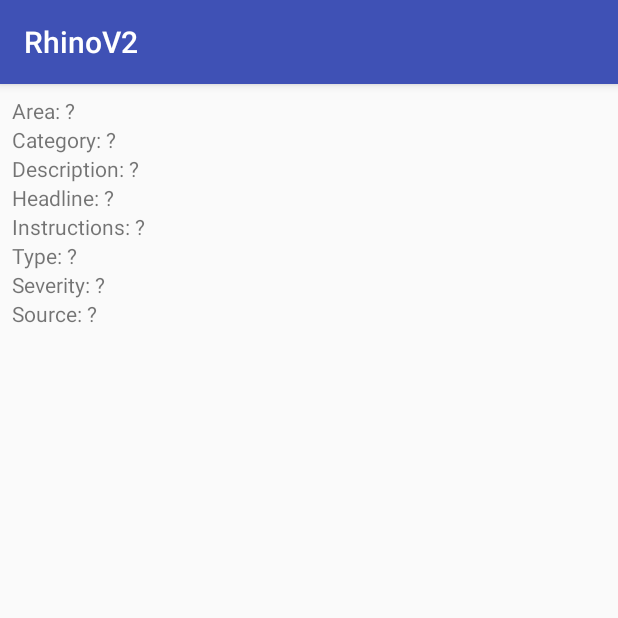
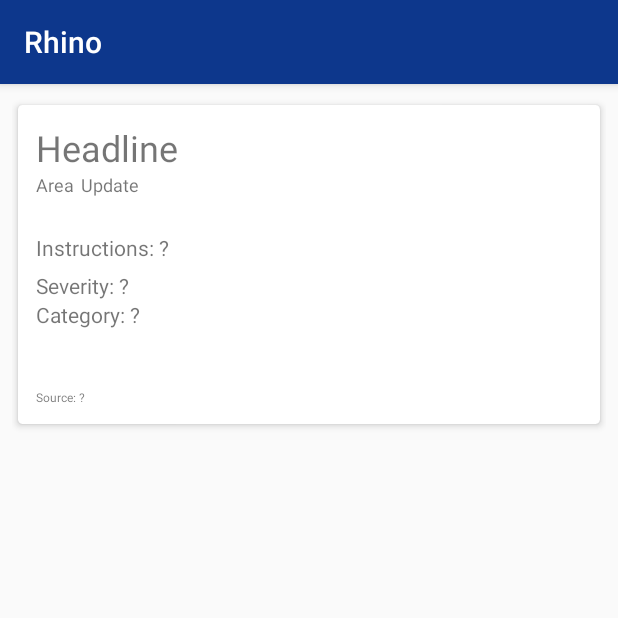
Before and after one commit to chrisonntag/rhino, an Android app: the DetailActivity screen opened directly, with no data from a screen before it, on a phone screen of 412 x 824 dp, the top half of it. Run offline under Robolectric (Android 15) with nearby library versions, the phone set to English and light mode, and no system bars; 2 statements that could not run were skipped.

Commit message:
Design activity_detail

```diff
--- a/app/build.gradle
+++ b/app/build.gradle
@@ -33,4 +33,6 @@ dependencies {
     compile 'com.squareup.retrofit2:converter-gson:2.0.0'
     provided "org.projectlombok:lombok:1.16.18"
     testCompile 'junit:junit:4.12'
+    compile 'com.android.support:cardview-v7:25.3.1'
+    compile 'com.android.support:design:25.3.1'
 }
--- a/app/src/main/res/layout/activity_detail.xml
+++ b/app/src/main/res/layout/activity_detail.xml
@@ -27,52 +27,84 @@
             app:layout_constraintHorizontal_bias="0.0"
             app:layout_constraintVertical_bias="1.0">
 
+        <android.support.v7.widget.CardView
+                android:layout_width="match_parent"
+                android:layout_height="wrap_content"
+                app:contentPadding="12dp" app:cardCornerRadius="3dp" app:cardElevation="3dp"
+                app:cardUseCompatPadding="true">
+            <LinearLayout
+                    android:orientation="vertical"
+                    android:layout_width="match_parent"
+                    android:layout_height="match_parent">
+                <TextView
+                        android:id="@+id/textViewHeadline"
+                        android:layout_width="match_parent"
+                        android:layout_height="wrap_content"
+                        android:text="Headline" android:textSize="24sp" android:typeface="normal"/>
+                <LinearLayout
+                        android:orientation="horizontal"
+                        android:layout_width="match_parent"
+                        android:layout_height="match_parent" android:layout_marginBottom="10dp">
                     <TextView
                             android:id="@+id/textViewArea"
+                            android:layout_width="wrap_content"
+                            android:layout_height="wrap_content"
+                            android:elevation="24dp" android:text="Area" android:textSize="12sp"
+                    />
+                    <TextView
+                            android:text=", "
+                            android:layout_width="wrap_content"
+                            android:layout_height="wrap_content" android:id="@+id/textkomma" android:layout_weight="1"
+                            android:textSize="12sp" android:layout_marginLeft="1dp"/>
+                    <TextView
+                            android:id="@+id/textViewType"
                             android:layout_width="match_parent"
                             android:layout_height="wrap_content"
-            android:text="Area: ?" />
-
+                            android:layout_weight="1" android:textSize="12sp" android:text="Update"
+                            android:layout_marginLeft="3dp"/>
+                </LinearLayout>
+                <LinearLayout
+                        android:orientation="vertical"
+                        android:layout_width="match_parent"
+                        android:layout_height="match_parent">
+                    <TextView
+                            android:id="@+id/textViewInstr"
+                            android:layout_width="match_parent"
+                            android:layout_height="wrap_content"
+                            android:text="Instructions: ?" android:layout_marginBottom="6dp"/>
+                </LinearLayout>
+                <LinearLayout
+                        android:orientation="vertical"
+                        android:layout_width="match_parent"
+                        android:layout_height="match_parent">
+                    <TextView
+                            android:id="@+id/textViewSeverity"
+                            android:layout_width="match_parent"
+                            android:layout_height="wrap_content"
+                            android:text="Severity: ?"/>
+                </LinearLayout>
+                <LinearLayout
+                        android:orientation="vertical"
+                        android:layout_width="match_parent"
+                        android:layout_height="match_parent">
                     <TextView
                             android:id="@+id/textViewCategory"
                             android:layout_width="match_parent"
                             android:layout_height="wrap_content"
-            android:text="Category: ?" />
-
-        <TextView
-            android:id="@+id/textViewDesc"
+                            android:text="Category: ?"/>
+                </LinearLayout>
+                <LinearLayout
+                        android:orientation="vertical"
                         android:layout_width="match_parent"
-            android:layout_height="wrap_content"
-            android:text="Description: ?" />
-
-        <TextView
-            android:id="@+id/textViewHeadline"
-            android:layout_width="match_parent"
-            android:layout_height="wrap_content"
-            android:text="Headline: ?" />
-
-        <TextView
-            android:id="@+id/textViewInstr"
-            android:layout_width="match_parent"
-            android:layout_height="wrap_content"
-            android:text="Instructions: ?" />
-
-        <TextView
-            android:id="@+id/textViewType"
-            android:layout_width="match_parent"
-            android:layout_height="wrap_content"
-            android:text="Type: ?" />
-
-        <TextView
-            android:id="@+id/textViewSeverity"
-            android:layout_width="match_parent"
-            android:layout_height="wrap_content"
-            android:text="Severity: ?" />
-
+                        android:layout_height="match_parent">
                     <TextView
                             android:id="@+id/textViewSource"
                             android:layout_width="match_parent"
                             android:layout_height="wrap_content"
-            android:text="Source: ?" />
+                            android:text="Source: ?" android:layout_marginTop="40dp" android:textSize="8sp"/>
+                </LinearLayout>
+            </LinearLayout>
+        </android.support.v7.widget.CardView>
+
     </LinearLayout>
 </android.support.constraint.ConstraintLayout>
--- a/app/src/main/res/values/colors.xml
+++ b/app/src/main/res/values/colors.xml
@@ -1,6 +1,6 @@
 <?xml version="1.0" encoding="utf-8"?>
 <resources>
-    <color name="colorPrimary">#3F51B5</color>
-    <color name="colorPrimaryDark">#303F9F</color>
-    <color name="colorAccent">#FF4081</color>
+    <color name="colorPrimary">#0d378c</color>
+    <color name="colorPrimaryDark">#303f9f</color>
+    <color name="colorAccent">#09c64f</color>
 </resources>
--- a/app/src/main/res/values/strings.xml
+++ b/app/src/main/res/values/strings.xml
@@ -1,3 +1,4 @@
 <resources>
-    <string name="app_name">RhinoV2</string>
+    <string name="app_name">Rhino</string>
+    <string name="detail_area">Area</string>
 </resources>
```
Also changed, not shown: app/src/main/res/drawable-hdpi-v11/ic_stat_name.png (added), app/src/main/res/drawable-hdpi-v9/ic_stat_name.png (added), app/src/main/res/drawable-hdpi/ic_stat_name.png (added), app/src/main/res/drawable-hdpi/logo.png (added), app/src/main/res/drawable-mdpi-v11/ic_stat_name.png (added), app/src/main/res/drawable-mdpi-v9/ic_stat_name.png (added), app/src/main/res/drawable-mdpi/ic_stat_name.png (added), app/src/main/res/drawable-mdpi/logo.png (added), app/src/main/res/drawable-xhdpi-v11/ic_stat_name.png (added), app/src/main/res/drawable-xhdpi-v9/ic_stat_name.png (added), app/src/main/res/drawable-xhdpi/ic_stat_name.png (added), app/src/main/res/drawable-xhdpi/logo.png (added), app/src/main/res/drawable-xxhdpi-v11/ic_stat_name.png (added), app/src/main/res/drawable-xxhdpi-v9/ic_stat_name.png (added), 2 more files. Lines whose indentation alone changed are shown as unchanged.
